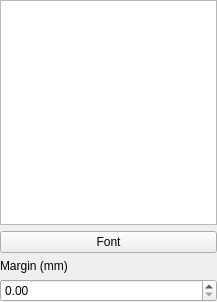
Qt form qgis/src/ui/qgscomposerlabelwidgetbase.ui (sourcepole/qgis) before a commit.
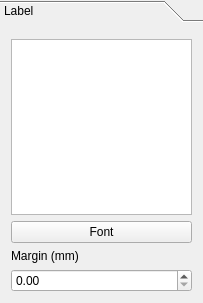
The same form after that commit.

Patch:
```diff
--- a/qgis/src/ui/qgscomposerlabelwidgetbase.ui
+++ b/qgis/src/ui/qgscomposerlabelwidgetbase.ui
@@ -6,8 +6,8 @@
    <rect>
     <x>0</x>
     <y>0</y>
-    <width>217</width>
-    <height>302</height>
+    <width>203</width>
+    <height>303</height>
    </rect>
   </property>
   <property name="sizePolicy">
@@ -19,17 +19,28 @@
   <property name="windowTitle">
    <string>Label Options</string>
   </property>
-  <layout class="QGridLayout" name="gridLayout">
+  <layout class="QGridLayout" name="gridLayout_2">
    <property name="margin">
     <number>0</number>
    </property>
    <item row="0" column="0">
-    <widget class="QTextEdit" name="mTextEdit">
-     <property name="lineWrapMode">
-      <enum>QTextEdit::NoWrap</enum>
+    <widget class="QToolBox" name="toolBox">
+     <property name="currentIndex">
+      <number>0</number>
      </property>
-    </widget>
-   </item>
+     <widget class="QWidget" name="page">
+      <property name="geometry">
+       <rect>
+        <x>0</x>
+        <y>0</y>
+        <width>203</width>
+        <height>271</height>
+       </rect>
+      </property>
+      <attribute name="label">
+       <string>Label</string>
+      </attribute>
+      <layout class="QGridLayout" name="gridLayout">
    <item row="1" column="0">
     <widget class="QPushButton" name="mFontButton">
      <property name="sizePolicy">
@@ -55,6 +66,17 @@
    </item>
    <item row="3" column="0">
     <widget class="QDoubleSpinBox" name="mMarginDoubleSpinBox"/>
+       </item>
+       <item row="0" column="0">
+        <widget class="QTextEdit" name="mTextEdit">
+         <property name="lineWrapMode">
+          <enum>QTextEdit::NoWrap</enum>
+         </property>
+        </widget>
+       </item>
+      </layout>
+     </widget>
+    </widget>
    </item>
   </layout>
  </widget>
```
Lines whose indentation alone changed are shown as unchanged.
